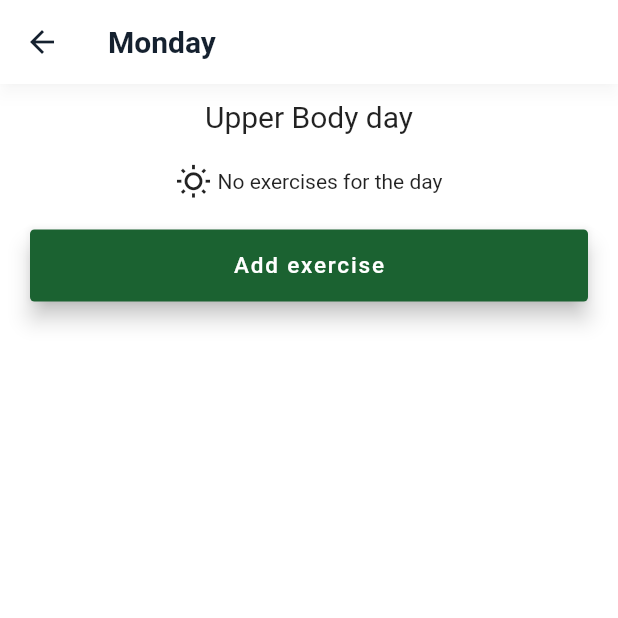
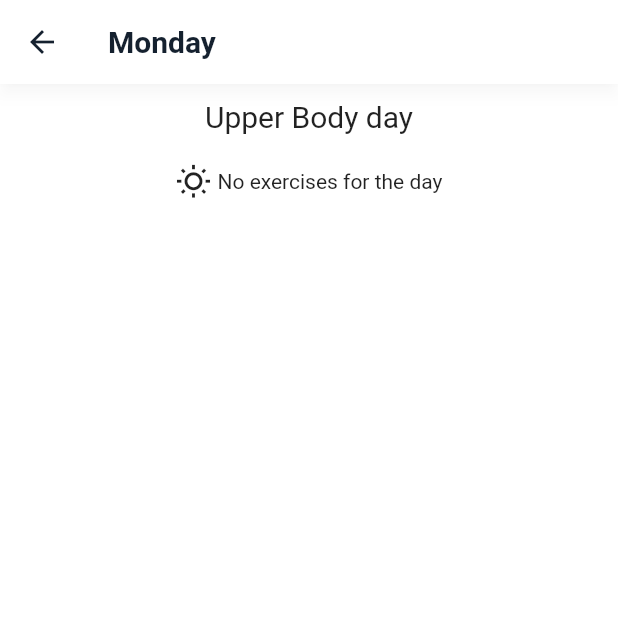
Before and after one commit to UnculturedCat/deeformity, a Flutter app: the WorkoutDay screen opened directly with empty values, on a phone screen of 412 x 824 dp, the top half of it. Run offline on Flutter 3.47's test engine with Material 2 defaults, Android fonts, the phone set to English and light mode, and no system bars; our stand-ins replace cloud_firestore, firebase_analytics, firebase_auth, firebase_core, firebase_database, firebase_storage and 4 more; accounts and stored records are empty.

Commit message:
Added loading page to AddeExercisePage. Disabled the add exercise button if the user didn't create the schedule

```diff
--- a/lib/visuals/WorkoutDayPage.dart
+++ b/lib/visuals/WorkoutDayPage.dart
@@ -110,7 +110,9 @@ class WorkoutDayState extends State<WorkoutDay> {
               scheduleDoc: widget.scheduleDoc,
             ),
           ),
-          Container(
+          widget.scheduleDoc.data()["Creator Id"] ==
+                  UserSingleton.userSingleton.userID
+              ? Container(
                   padding: EdgeInsets.only(top: 20, right: 20, left: 20),
                   child: FloatingActionButton.extended(
                       label: Text(
@@ -127,7 +129,8 @@ class WorkoutDayState extends State<WorkoutDay> {
                       onPressed: () {
                         openCreateExercisePage();
                       }),
-          ),
+                )
+              : SizedBox(),
         ],
       ),
     );
```
Also changed, not shown: lib/visuals/AddExercisePage.dart (+16 -9 lines). Lines whose indentation alone changed are shown as unchanged.
